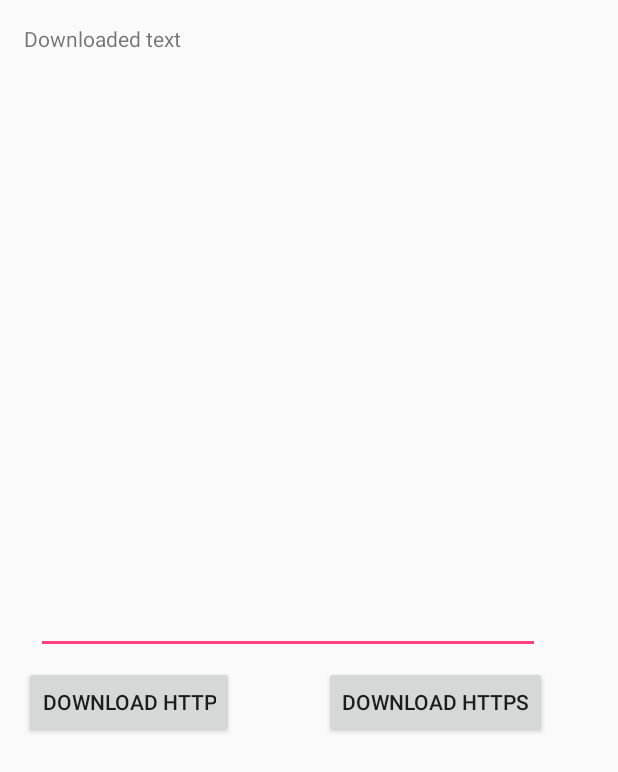
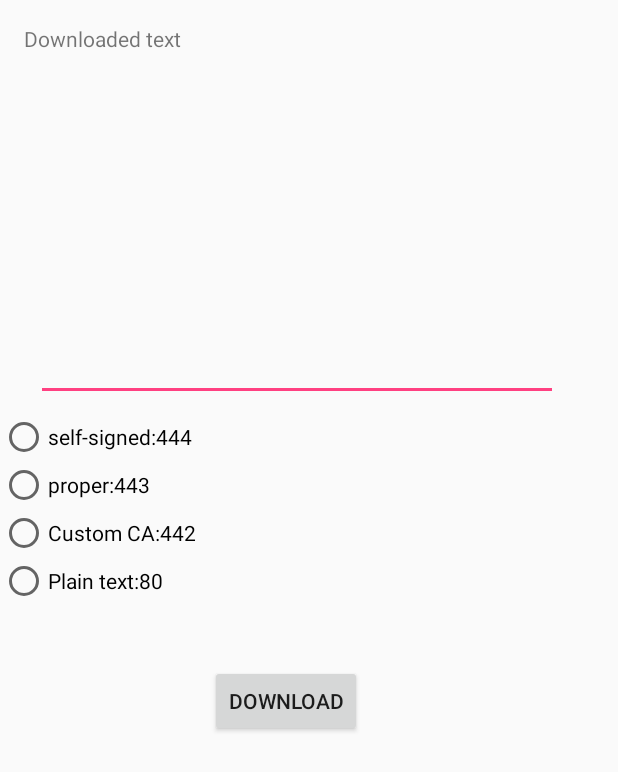
Before and after one commit to huobb0/NetworkSecurityConfigDemo, an Android app: the layout activity_main.xml on its own in the app's theme, with its tools: preview values and no code run, on a phone screen of 412 x 824 dp. Shown: the top 772 px of the screen. Run offline under Robolectric (Android 15) with nearby library versions, the phone set to English and light mode, and no system bars.

Commit message:
All options enabled

```diff
--- a/app/src/main/AndroidManifest.xml
+++ b/app/src/main/AndroidManifest.xml
@@ -8,6 +8,7 @@
         android:label="@string/app_name"
         android:roundIcon="@mipmap/ic_launcher_round"
         android:supportsRtl="true"
+        android:networkSecurityConfig="@xml/network_security_config"
         android:theme="@style/AppTheme">
 
         <activity android:name=".MainActivity">
--- a/app/src/main/java/com/example/zsombor/networksecurityconfigdemo/MainActivity.java
+++ b/app/src/main/java/com/example/zsombor/networksecurityconfigdemo/MainActivity.java
@@ -75,7 +75,7 @@ public class MainActivity extends AppCompatActivity {
 
         selfSignedButton.setOnClickListener(new View.OnClickListener(){
             public void onClick(View arg0){
-                editTextField.setText("Self signed cert at https://singleframesecurity.net:444");
+                editTextField.setText("Self signed cert at https://secure.singleframesecurity.net:444");
                 select = 4;
             }
         });
@@ -112,7 +112,7 @@ public class MainActivity extends AppCompatActivity {
                     } else if (select == 3){
                         rt.execute("https://singleframesecurity.net/success.html");
                     } else if (select == 4) {
-                        rt.execute("https://singleframesecurity.net:444/success.html");
+                        rt.execute("https://secure.singleframesecurity.net:444/success.html");
                     }
                     String back = rt.get();
                     editTextField.setText(back);
--- a/app/src/main/res/layout/activity_main.xml
+++ b/app/src/main/res/layout/activity_main.xml
@@ -10,16 +10,16 @@
         android:id="@+id/button"
         android:layout_width="wrap_content"
         android:layout_height="wrap_content"
-        android:layout_marginStart="16dp"
-        android:layout_marginTop="8dp"
-        android:text="Download HTTP"
+        android:layout_marginStart="140dp"
+        android:layout_marginTop="40dp"
+        android:text="Download"
         app:layout_constraintStart_toStartOf="parent"
-        app:layout_constraintTop_toBottomOf="@+id/editText" />
+        app:layout_constraintTop_toBottomOf="@+id/radioGroup2" />
 
     <EditText
         android:id="@+id/editText"
-        android:layout_width="336dp"
-        android:layout_height="390dp"
+        android:layout_width="348dp"
+        android:layout_height="224dp"
         android:layout_marginStart="24dp"
         android:layout_marginTop="8dp"
         android:editable="false"
@@ -31,21 +31,50 @@
     <TextView
         android:id="@+id/textView"
         android:layout_width="wrap_content"
-        android:layout_height="22dp"
+        android:layout_height="19dp"
         android:layout_marginStart="16dp"
         android:layout_marginTop="16dp"
         android:text="Downloaded text"
         app:layout_constraintStart_toStartOf="parent"
         app:layout_constraintTop_toTopOf="parent" />
 
-    <Button
-        android:id="@+id/button2"
-        android:layout_width="wrap_content"
+    <RadioGroup xmlns:android="http://schemas.android.com/apk/res/android"
+        android:id="@+id/radioGroup2"
+        android:layout_width="fill_parent"
         android:layout_height="wrap_content"
-        android:layout_marginStart="60dp"
         android:layout_marginTop="8dp"
-        android:text="Download HTTPS"
-        app:layout_constraintStart_toEndOf="@+id/button"
-        app:layout_constraintTop_toBottomOf="@+id/editText" />
+        android:orientation="vertical"
+        app:layout_constraintTop_toBottomOf="@+id/editText"
+        tools:layout_editor_absoluteX="0dp">
+
+        <RadioButton
+            android:id="@+id/radio_pirates"
+            android:layout_width="142dp"
+            android:layout_height="wrap_content"
+            android:onClick="onSelfSignedClicked"
+            android:text="self-signed:444" />
+
+        <RadioButton
+            android:id="@+id/radio_ninjas"
+            android:layout_width="wrap_content"
+            android:layout_height="wrap_content"
+            android:onClick="onLetsEncryptClicked"
+            android:text="proper:443"
+            tools:ignore="OnClick" />
+
+        <RadioButton
+            android:id="@+id/radio_ninjas2"
+            android:layout_width="match_parent"
+            android:layout_height="wrap_content"
+            android:onClick="onCustomCAClicked"
+            android:text="Custom CA:442" />
+
+        <RadioButton
+            android:id="@+id/radio_ninjas3"
+            android:layout_width="match_parent"
+            android:layout_height="wrap_content"
+            android:onClick="onCustomCAClicked"
+            android:text="Plain text:80" />
+    </RadioGroup>
 
 </android.support.constraint.ConstraintLayout>
--- a/app/src/main/res/xml/network_security_config.xml
+++ b/app/src/main/res/xml/network_security_config.xml
@@ -1,9 +1,16 @@
 <?xml version="1.0" encoding="utf-8"?>
 <network-security-config xmlns:android="http://schemas.android.com/apk/res/android">
     <domain-config>
-        <domain includeSubdomains="false">singleframesecurity.net</domain>
+        <domain includeSubdomains="false">secure.singleframesecurity.net</domain>
         <trust-anchors>
-            <certificates src="@raw/ca"/>
+            <certificates src="@raw/caselfsigned"/>
+        </trust-anchors>
+    </domain-config>
+
+    <domain-config>
+        <domain includeSubdomains="false">test.singleframesecurity.net</domain>
+        <trust-anchors>
+            <certificates src="@raw/cacustomca"/>
         </trust-anchors>
     </domain-config>
 </network-security-config>
```
Also changed, not shown: 3 other files.
